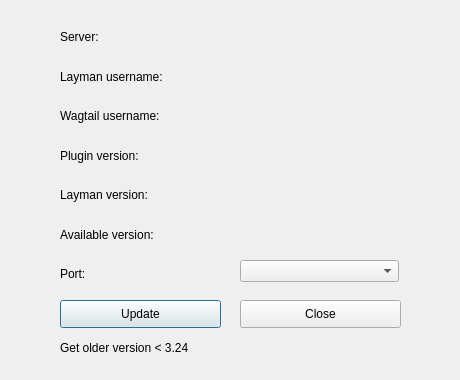
Above: dlg_userInfo.ui from LESPROJEKT/qgis-layman-plugin before the change. Below: the same form after it.
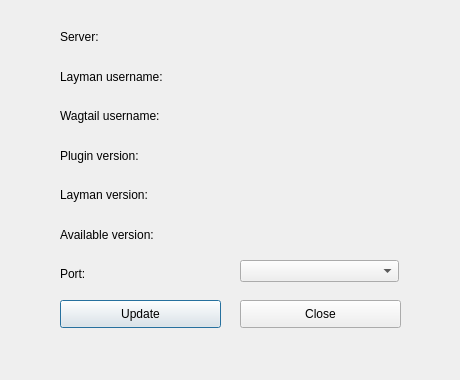
That is the form after the change. Icons and pictures are not drawn.

Diff of the .ui file:
```diff
--- a/dlg_userInfo.ui
+++ b/dlg_userInfo.ui
@@ -58,19 +58,6 @@
     <string>Close</string>
    </property>
   </widget>
-  <widget class="QLabel" name="label_older">
-   <property name="geometry">
-    <rect>
-     <x>60</x>
-     <y>340</y>
-     <width>151</width>
-     <height>16</height>
-    </rect>
-   </property>
-   <property name="text">
-    <string>Get older version &lt; 3.24</string>
-   </property>
-  </widget>
   <widget class="QWidget" name="verticalLayoutWidget">
    <property name="geometry">
     <rect>
```
